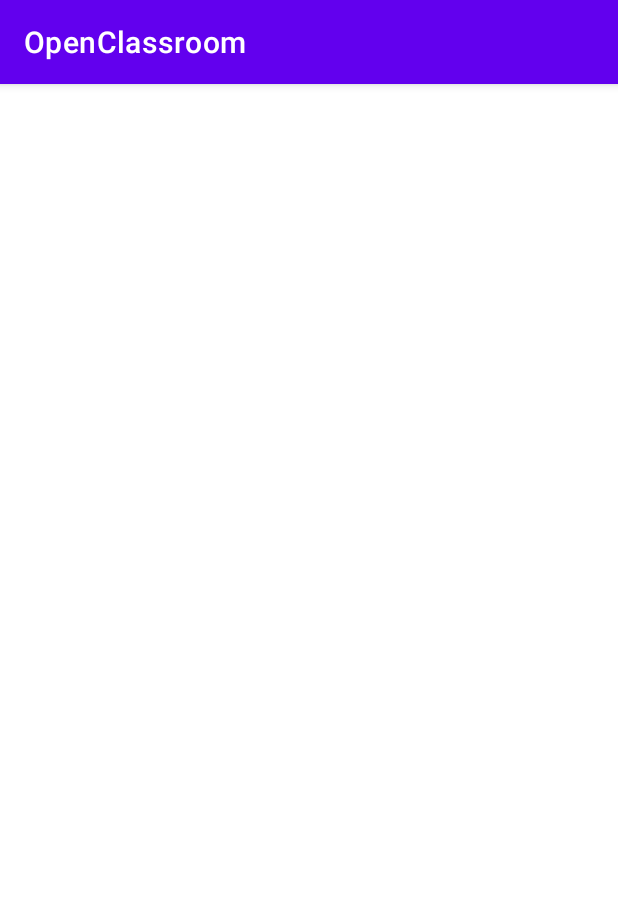
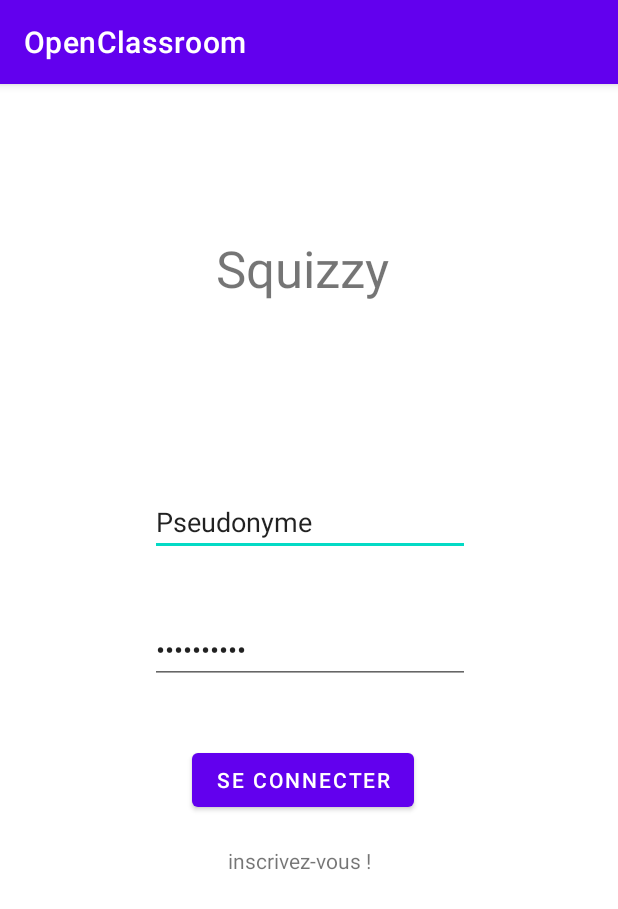
Before and after one commit to Armadindon/AndroidESIEE, an Android app: the Connection screen opened directly, with no data from a screen before it, on a phone screen of 412 x 824 dp. Shown: the top 909 px of the screen. Run offline under Robolectric (Android 15) with nearby library versions, the phone set to English and light mode, and no system bars.

Commit message:
connection layout + strings

```diff
--- a/app/src/main/res/layout/connection.xml
+++ b/app/src/main/res/layout/connection.xml
@@ -2,8 +2,68 @@
 <androidx.constraintlayout.widget.ConstraintLayout xmlns:android="http://schemas.android.com/apk/res/android"
     xmlns:app="http://schemas.android.com/apk/res-auto"
     xmlns:tools="http://schemas.android.com/tools"
+    android:id="@+id/connection"
     android:layout_width="match_parent"
     android:layout_height="match_parent"
     tools:context=".Connection">
 
+    <TextView
+        android:id="@+id/signup_title"
+        android:layout_width="wrap_content"
+        android:layout_height="wrap_content"
+        android:layout_marginStart="144dp"
+        android:layout_marginTop="100dp"
+        android:text="@string/app_title"
+        android:textSize="34sp"
+        app:layout_constraintStart_toStartOf="parent"
+        app:layout_constraintTop_toTopOf="parent" />
+
+    <EditText
+        android:id="@+id/signup_edittext_login"
+        android:layout_width="wrap_content"
+        android:layout_height="wrap_content"
+        android:layout_marginStart="100dp"
+        android:layout_marginTop="124dp"
+        android:autofillHints="AUTOFILL_HINT_USERNAME"
+        android:ems="10"
+        android:inputType="text"
+        android:text="@string/connection_login_input_placeholder"
+        app:layout_constraintStart_toStartOf="parent"
+        app:layout_constraintTop_toBottomOf="@+id/signup_title"
+        tools:ignore="LabelFor" />
+
+    <EditText
+        android:id="@+id/signup_edittext_password"
+        android:layout_width="wrap_content"
+        android:layout_height="wrap_content"
+        android:layout_marginStart="100dp"
+        android:layout_marginTop="40dp"
+        android:ems="10"
+        android:inputType="textPassword"
+        android:text="@string/connection_password_input_placeholder"
+        app:layout_constraintStart_toStartOf="parent"
+        app:layout_constraintTop_toBottomOf="@+id/signup_edittext_login"
+        android:autofillHints="AUTOFILL_HINT_PASSWORD"
+        tools:ignore="LabelFor" />
+
+    <Button
+        android:id="@+id/signup_button_signup"
+        android:layout_width="wrap_content"
+        android:layout_height="wrap_content"
+        android:layout_marginStart="128dp"
+        android:layout_marginTop="40dp"
+        android:text="@string/connection_button_signup_placeholder"
+        app:layout_constraintStart_toStartOf="parent"
+        app:layout_constraintTop_toBottomOf="@+id/signup_edittext_password" />
+
+    <TextView
+        android:id="@+id/signup_link_connection"
+        android:layout_width="wrap_content"
+        android:layout_height="wrap_content"
+        android:layout_marginStart="152dp"
+        android:layout_marginTop="20dp"
+        android:text="@string/connection_link_connection_placeholder"
+        app:layout_constraintStart_toStartOf="parent"
+        app:layout_constraintTop_toBottomOf="@+id/signup_button_signup" />
+
 </androidx.constraintlayout.widget.ConstraintLayout>
--- a/app/src/main/res/values/strings.xml
+++ b/app/src/main/res/values/strings.xml
@@ -46,6 +46,7 @@
 
 
     <string name="app_title">Squizzy</string>
+
     <string name="signup_login_input_placeholder">Pseudonyme</string>
     <string name="signup_firstname_input_placeholder">Prénom</string>
     <string name="signup_lastname_input_placeholder">Nom</string>
@@ -53,4 +54,10 @@
     <string name="signup_button_signup_placeholder">S\'inscrire</string>
     <string name="signup_link_connection_placeholder">déjà un compte?</string>
 
+    <string name="connection_login_input_placeholder">Pseudonyme</string>
+    <string name="connection_password_input_placeholder">••••••••••</string>
+    <string name="connection_button_signup_placeholder">Se connecter</string>
+    <string name="connection_link_connection_placeholder">inscrivez-vous !</string>
+
+
 </resources>
```
Also changed, not shown: 1 other file.
